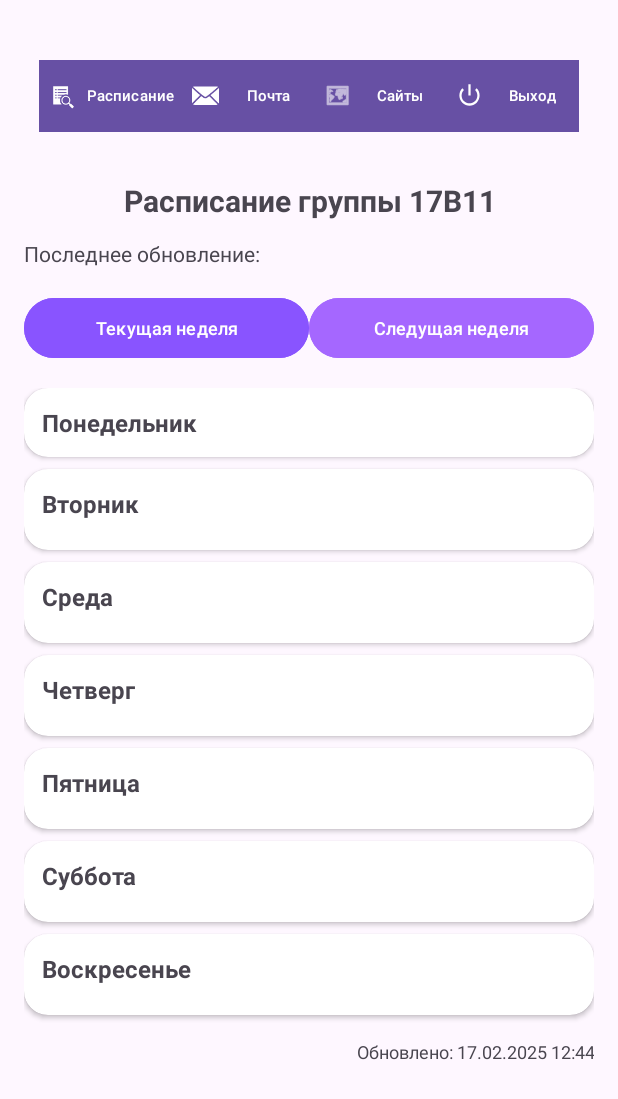
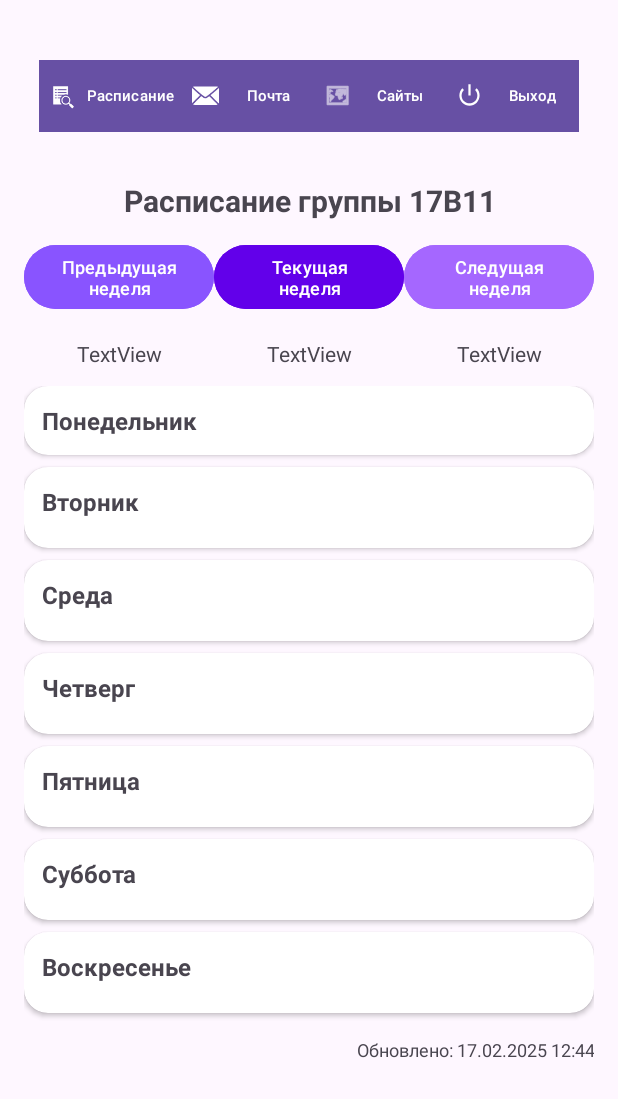
Before and after one commit to Crafter1917/MyTPUv2, an Android app: the ScheduleActivity screen opened directly, with no data from a screen before it, on a phone screen of 412 x 824 dp. Shown: the top 1099 px of the screen. Run offline under Robolectric (Android 15) with nearby library versions, the phone set to English and light mode, and no system bars; 1 statement that could not run was skipped.

Commit message:
добавил всякого говна по типу кнопки ивсё

```diff
--- a/app/src/main/res/layout/activity_schedule.xml
+++ b/app/src/main/res/layout/activity_schedule.xml
@@ -15,68 +15,106 @@
         android:layout_marginTop="8dp">
 
         <LinearLayout
+            android:id="@+id/scheduleContainer"
             android:layout_width="match_parent"
             android:layout_height="wrap_content"
             android:orientation="vertical"
-            android:id="@+id/scheduleContainer"
-            >
+            android:padding="0dp">
 
             <TextView
+                android:id="@+id/groups"
                 android:layout_width="match_parent"
                 android:layout_height="wrap_content"
+                android:layout_marginBottom="12dp"
+                android:gravity="center"
                 android:text="Расписание группы 17В11"
-                android:id="@+id/groups"
                 android:textSize="20sp"
-                android:textStyle="bold"
-                android:gravity="center"
-                android:layout_marginBottom="12dp"/>
+                android:textStyle="bold" />
             <!-- TextView для отображения времени последнего обновления -->
-            <TextView
-                android:id="@+id/lastUpdateTextView"
-                android:layout_width="wrap_content"
-                android:layout_height="wrap_content"
-                android:text="Последнее обновление: "
-                android:textSize="14sp"
-                android:layout_marginBottom="16dp"/>
 
             <!-- Переключение недель -->
             <LinearLayout
                 android:layout_width="match_parent"
                 android:layout_height="wrap_content"
-                android:orientation="horizontal"
+                android:layout_marginBottom="16dp"
                 android:gravity="center"
-                android:layout_marginBottom="16dp">
+                android:orientation="horizontal">
 
                 <Button
-                    android:id="@+id/btn_odd_week"
+                    android:id="@+id/btnPreviousWeek"
                     android:layout_width="0dp"
                     android:layout_height="wrap_content"
                     android:layout_weight="1"
                     android:backgroundTint="#8954FF"
+                    android:text="Предыдущая неделя"
+                    android:textSize="12sp"/>
+
+                <Button
+                    android:id="@+id/btnCurrectWeek"
+                    android:layout_width="0dp"
+                    android:layout_height="wrap_content"
+                    android:layout_weight="1"
+                    android:backgroundTint="#6200EA"
                     android:text="Текущая неделя"
                     android:textSize="12sp" />
 
                 <Button
-                    android:id="@+id/btn_even_week"
+                    android:id="@+id/btnNextWeek"
                     android:layout_width="0dp"
                     android:layout_height="wrap_content"
                     android:layout_weight="1"
                     android:backgroundTint="#A567FF"
+                    android:paddingLeft="12dp"
+                    android:paddingRight="12dp"
                     android:text="Следущая неделя"
-                    android:textSize="12sp" />
+                    android:textSize="12sp"/>
+
             </LinearLayout>
 
             <!-- Дни недели -->
             <LinearLayout
+                android:layout_width="match_parent"
+                android:layout_height="wrap_content"
+                android:gravity="center"
+                android:orientation="horizontal"
+                android:paddingBottom="12dp">
+
+                <TextView
+                    android:id="@+id/dataPrevious"
+                    android:layout_width="wrap_content"
+                    android:layout_height="wrap_content"
+                    android:layout_weight="1"
+                    android:gravity="center"
+                    android:text="TextView" />
+
+                <TextView
+                    android:id="@+id/CurrectData"
+                    android:layout_width="wrap_content"
+                    android:layout_height="wrap_content"
+                    android:layout_weight="1"
+                    android:gravity="center"
+                    android:text="TextView" />
+
+                <TextView
+                    android:id="@+id/dataNext"
+                    android:layout_width="wrap_content"
+                    android:layout_height="wrap_content"
+                    android:layout_weight="1"
+                    android:gravity="center"
+                    android:text="TextView" />
+            </LinearLayout>
+
+            <LinearLayout
 
                 android:layout_width="match_parent"
                 android:layout_height="wrap_content"
-                android:orientation="vertical"
-                >
+                android:orientation="vertical">
+
                 <androidx.cardview.widget.CardView
                     android:layout_width="match_parent"
                     android:layout_height="wrap_content"
                     android:layout_marginBottom="8dp"
+
                     app:cardCornerRadius="16dp">
 
                     <LinearLayout
@@ -92,40 +130,40 @@
                             android:layout_height="wrap_content"
                             android:text="Понедельник"
                             android:textSize="16sp"
-                            android:textStyle="bold"/>
+                            android:textStyle="bold" />
 
                         <!-- Сюда будут добавляться элементы уроков -->
 
                     </LinearLayout>
                 </androidx.cardview.widget.CardView>
+
                 <androidx.cardview.widget.CardView
                     android:layout_width="match_parent"
                     android:layout_height="wrap_content"
                     android:layout_marginBottom="8dp"
-                    app:cardCornerRadius="16dp"
-                    android:text="Понедельник">
+                    android:text="Понедельник"
+                    app:cardCornerRadius="16dp">
 
                     <LinearLayout
+                        android:id="@+id/scheduleContainerTuesday"
                         android:layout_width="match_parent"
                         android:layout_height="wrap_content"
                         android:orientation="vertical"
-                        android:padding="12dp"
-                        android:id="@+id/scheduleContainerTuesday"
-                        >
+                        android:padding="12dp">
 
                         <TextView
                             android:layout_width="match_parent"
                             android:layout_height="wrap_content"
                             android:text="Вторник"
-                            android:textStyle="bold"
-                            android:textSize="16sp"/>
+                            android:textSize="16sp"
+                            android:textStyle="bold" />
 
                         <!-- Элементы пар -->
                         <LinearLayout
                             android:layout_width="match_parent"
                             android:layout_height="wrap_content"
-                            android:orientation="vertical"
-                            android:layout_marginTop="8dp">
+                            android:layout_marginTop="8dp"
+                            android:orientation="vertical">
 
 
                             <!-- Добавить аналогичные блоки для других пар -->
@@ -134,35 +172,34 @@
                     </LinearLayout>
 
                 </androidx.cardview.widget.CardView>
+
                 <androidx.cardview.widget.CardView
                     android:layout_width="match_parent"
                     android:layout_height="wrap_content"
                     android:layout_marginBottom="8dp"
-                    app:cardCornerRadius="16dp"
-                    android:text="Понедельник">
+                    android:text="Понедельник"
+                    app:cardCornerRadius="16dp">
 
                     <LinearLayout
+                        android:id="@+id/scheduleContainerWednesday"
                         android:layout_width="match_parent"
                         android:layout_height="wrap_content"
                         android:orientation="vertical"
-                        android:padding="12dp"
-                        android:id="@+id/scheduleContainerWednesday"
-                        >
+                        android:padding="12dp">
 
                         <TextView
                             android:layout_width="match_parent"
                             android:layout_height="wrap_content"
                             android:text="Среда"
-                            android:textStyle="bold"
-                            android:textSize="16sp"/>
+                            android:textSize="16sp"
+                            android:textStyle="bold" />
 
                         <!-- Элементы пар -->
                         <LinearLayout
                             android:layout_width="match_parent"
                             android:layout_height="wrap_content"
-                            android:orientation="vertical"
-                            android:layout_marginTop="8dp">
-
+                            android:layout_marginTop="8dp"
+                            android:orientation="vertical">
 
 
                             <!-- Добавить аналогичные блоки для других пар -->
@@ -171,34 +208,34 @@
                     </LinearLayout>
 
                 </androidx.cardview.widget.CardView>
+
                 <androidx.cardview.widget.CardView
                     android:layout_width="match_parent"
                     android:layout_height="wrap_content"
                     android:layout_marginBottom="8dp"
-                    app:cardCornerRadius="16dp"
-                    android:text="Понедельник">
+                    android:text="Понедельник"
+                    app:cardCornerRadius="16dp">
 
                     <LinearLayout
+                        android:id="@+id/scheduleContainerThursday"
                         android:layout_width="match_parent"
                         android:layout_height="wrap_content"
                         android:orientation="vertical"
-                        android:padding="12dp"
-                        android:id="@+id/scheduleContainerThursday"
-                        >
+                        android:padding="12dp">
 
                         <TextView
                             android:layout_width="match_parent"
                             android:layout_height="wrap_content"
                             android:text="Четверг"
-                            android:textStyle="bold"
-                            android:textSize="16sp"/>
+                            android:textSize="16sp"
+                            android:textStyle="bold" />
 
                         <!-- Элементы пар -->
                         <LinearLayout
                             android:layout_width="match_parent"
                             android:layout_height="wrap_content"
-                            android:orientation="vertical"
-                            android:layout_marginTop="8dp">
+                            android:layout_marginTop="8dp"
+                            android:orientation="vertical">
 
 
                             <!-- Добавить аналогичные блоки для других пар -->
@@ -207,34 +244,33 @@
                     </LinearLayout>
 
                 </androidx.cardview.widget.CardView>
+
                 <androidx.cardview.widget.CardView
                     android:layout_width="match_parent"
                     android:layout_height="wrap_content"
-                    app:cardCornerRadius="16dp"
-                    android:layout_marginBottom="8dp">
+                    android:layout_marginBottom="8dp"
+                    app:cardCornerRadius="16dp">
 
                     <LinearLayout
+                        android:id="@+id/scheduleContainerFriday"
                         android:layout_width="match_parent"
                         android:layout_height="wrap_content"
                         android:orientation="vertical"
-                        android:padding="12dp"
-                        android:id="@+id/scheduleContainerFriday"
-                        >
+                        android:padding="12dp">
 
                         <TextView
                             android:layout_width="match_parent"
                             android:layout_height="wrap_content"
                             android:text="Пятница"
-                            android:textStyle="bold"
-                            android:textSize="16sp"/>
+                            android:textSize="16sp"
+                            android:textStyle="bold" />
 
                         <!-- Элементы пар -->
                         <LinearLayout
                             android:layout_width="match_parent"
                             android:layout_height="wrap_content"
-                            android:orientation="vertical"
-                            android:layout_marginTop="8dp">
-
+                            android:layout_marginTop="8dp"
+                            android:orientation="vertical">
 
 
                             <!-- Добавить аналогичные блоки для других пар -->
@@ -243,34 +279,34 @@
                     </LinearLayout>
 
                 </androidx.cardview.widget.CardView>
+
                 <androidx.cardview.widget.CardView
                     android:layout_width="match_parent"
                     android:layout_height="wrap_content"
                     android:layout_marginBottom="8dp"
-                    app:cardCornerRadius="16dp"
-                    android:text="Понедельник">
+                    android:text="Понедельник"
+                    app:cardCornerRadius="16dp">
 
                     <LinearLayout
+                        android:id="@+id/scheduleContainerSaturday"
                         android:layout_width="match_parent"
                         android:layout_height="wrap_content"
                         android:orientation="vertical"
-                        android:padding="12dp"
-                        android:id="@+id/scheduleContainerSaturday"
-                        >
+                        android:padding="12dp">
 
                         <TextView
                             android:layout_width="match_parent"
                             android:layout_height="wrap_content"
                             android:text="Суббота"
-                            android:textStyle="bold"
-                            android:textSize="16sp"/>
+                            android:textSize="16sp"
+                            android:textStyle="bold" />
 
                         <!-- Элементы пар -->
                         <LinearLayout
                             android:layout_width="match_parent"
                             android:layout_height="wrap_content"
-                            android:orientation="vertical"
-                            android:layout_marginTop="8dp">
+                            android:layout_marginTop="8dp"
+                            android:orientation="vertical">
 
 
                             <!-- Добавить аналогичные блоки для других пар -->
@@ -279,35 +315,34 @@
                     </LinearLayout>
 
                 </androidx.cardview.widget.CardView>
+
                 <androidx.cardview.widget.CardView
                     android:layout_width="match_parent"
                     android:layout_height="wrap_content"
                     android:layout_marginBottom="8dp"
-                    app:cardCornerRadius="16dp"
-                    android:text="Понедельник">
+                    android:text="Понедельник"
+                    app:cardCornerRadius="16dp">
 
                     <LinearLayout
+                        android:id="@+id/scheduleContainerSunday"
                         android:layout_width="match_parent"
                         android:layout_height="wrap_content"
                         android:orientation="vertical"
-                        android:padding="12dp"
-                        android:id="@+id/scheduleContainerSunday"
-                        >
+                        android:padding="12dp">
 
                         <TextView
                             android:layout_width="match_parent"
                             android:layout_height="wrap_content"
                             android:text="Воскресенье"
-                            android:textStyle="bold"
-                            android:textSize="16sp"/>
+                            android:textSize="16sp"
+                            android:textStyle="bold" />
 
                         <!-- Элементы пар -->
                         <LinearLayout
                             android:layout_width="match_parent"
                             android:layout_height="wrap_content"
-                            android:orientation="vertical"
-                            android:layout_marginTop="8dp">
-
+                            android:layout_marginTop="8dp"
+                            android:orientation="vertical">
 
 
                             <!-- Добавить аналогичные блоки для других пар -->
@@ -323,10 +358,10 @@
             <TextView
                 android:layout_width="match_parent"
                 android:layout_height="wrap_content"
+                android:layout_marginTop="8dp"
+                android:gravity="end"
                 android:text="Обновлено: 17.02.2025 12:44"
-                android:textSize="12sp"
-                android:gravity="end"
-                android:layout_marginTop="8dp"/>
+                android:textSize="12sp" />
         </LinearLayout>
     </ScrollView>
 </RelativeLayout>
```
